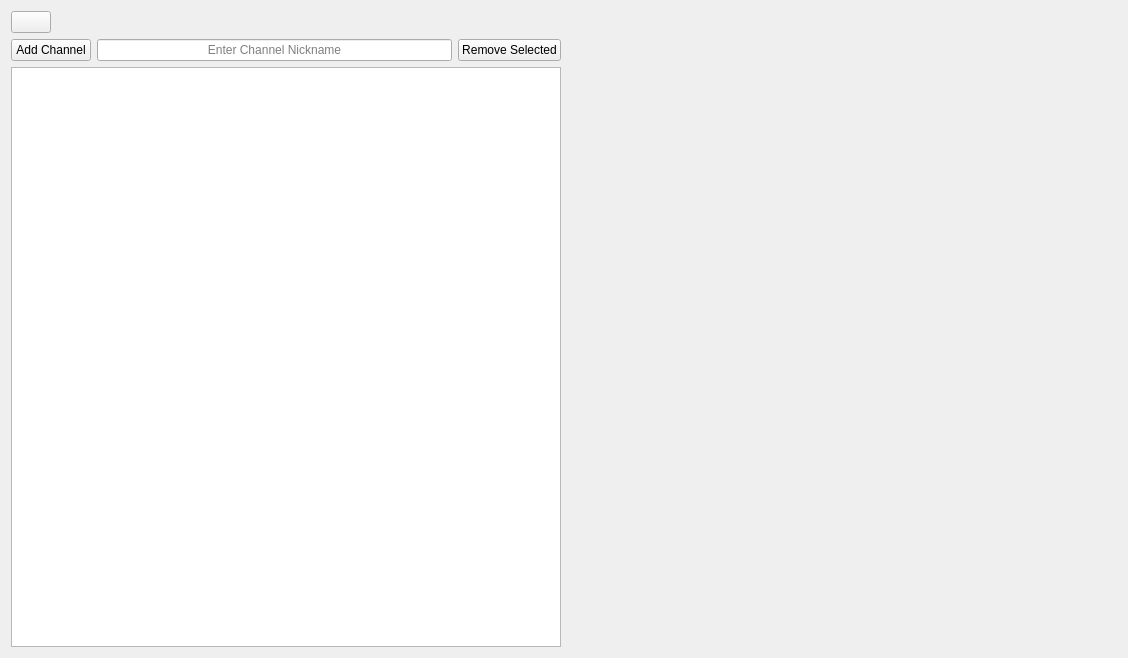
uwuzi/YTDes, file mainwindow.ui: the form before one commit.
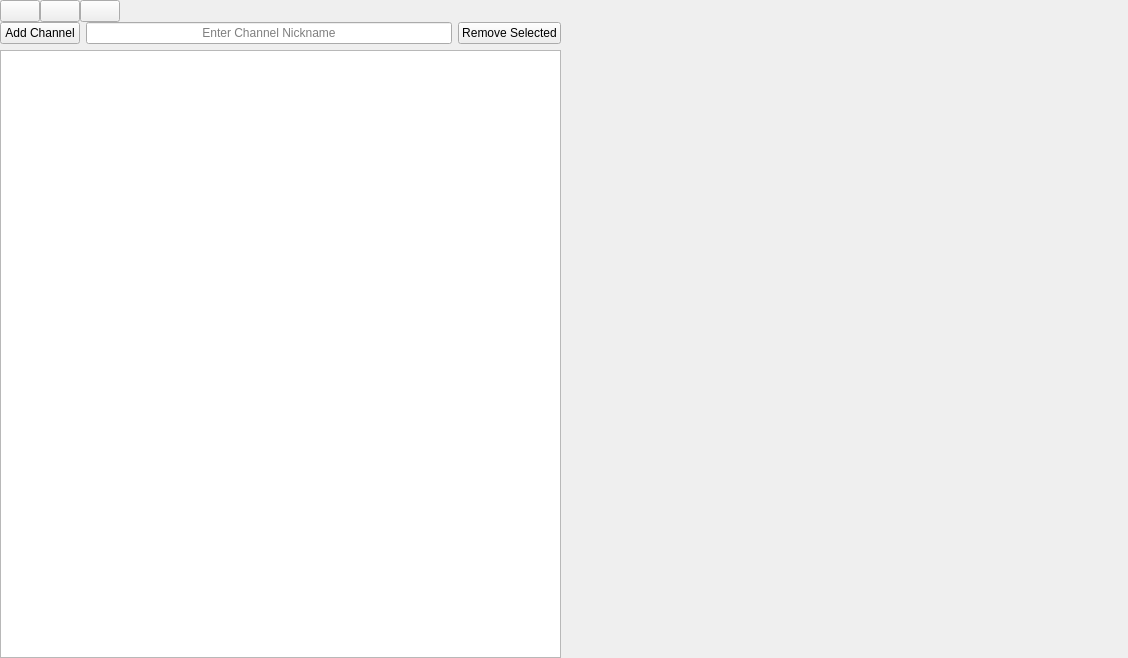
The form after the commit. Icons and pictures are not drawn.

Commit message: Home button, icons, settings window

Patch:
```diff
--- a/mainwindow.ui
+++ b/mainwindow.ui
@@ -27,6 +27,21 @@
     </size>
    </property>
    <layout class="QVBoxLayout" name="verticalLayout_2">
+    <property name="spacing">
+     <number>0</number>
+    </property>
+    <property name="leftMargin">
+     <number>0</number>
+    </property>
+    <property name="topMargin">
+     <number>0</number>
+    </property>
+    <property name="rightMargin">
+     <number>0</number>
+    </property>
+    <property name="bottomMargin">
+     <number>0</number>
+    </property>
     <item>
      <layout class="QHBoxLayout" name="horizontalLayout">
       <property name="spacing">
@@ -64,6 +79,28 @@
         </property>
        </widget>
       </item>
+      <item>
+       <widget class="QPushButton" name="homeButton">
+        <property name="text">
+         <string/>
+        </property>
+        <property name="icon">
+         <iconset resource="resources.qrc">
+          <normaloff>:/images/assets/home-icon.png</normaloff>:/images/assets/home-icon.png</iconset>
+        </property>
+       </widget>
+      </item>
+      <item>
+       <widget class="QPushButton" name="settingsButton">
+        <property name="text">
+         <string/>
+        </property>
+        <property name="icon">
+         <iconset resource="resources.qrc">
+          <normaloff>:/images/assets/settings-icon.png</normaloff>:/images/assets/settings-icon.png</iconset>
+        </property>
+       </widget>
+      </item>
       <item>
        <spacer name="horizontalSpacer">
         <property name="orientation">
```
The commit also changes 5 other files.
